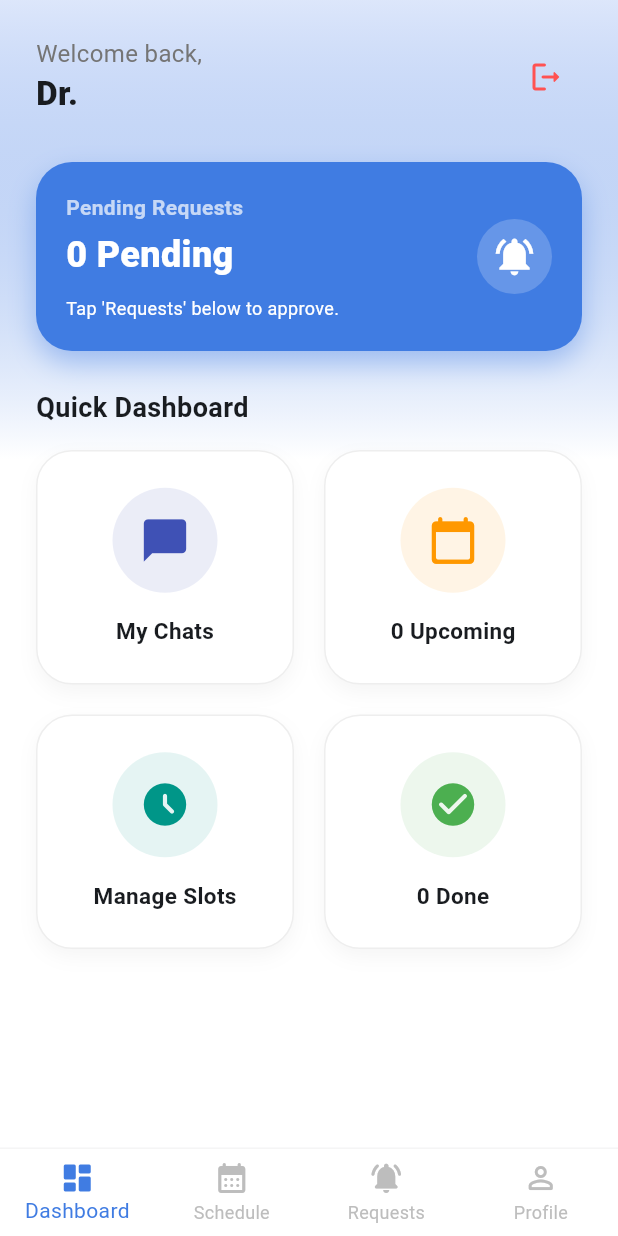
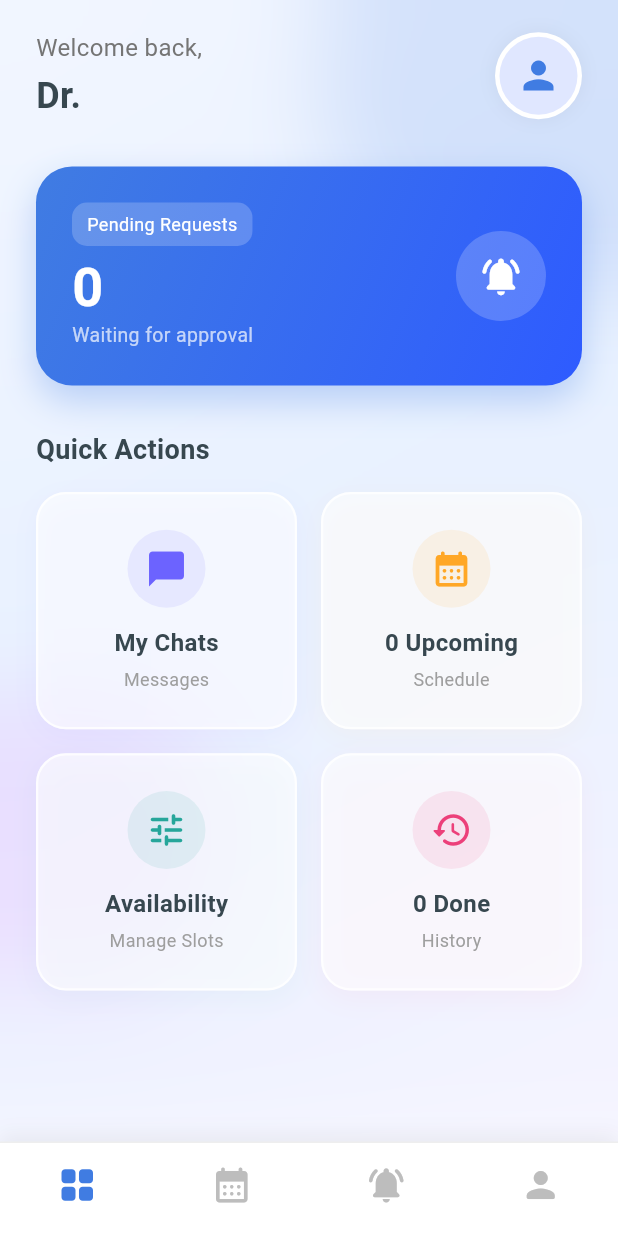
Before and after one commit to q-3amr/DocTime-App, a Flutter app: the screen it shows once a user with an empty profile is signed in, on a phone screen of 412 x 824 dp. Run offline on Flutter 3.47's test engine with Material 3 defaults, Android fonts, the phone set to English and light mode, and no system bars; our stand-ins replace cloud_firestore, firebase_auth, firebase_core; accounts and stored records are empty.

Commit message:
doctor home new ui

```diff
--- a/doctime/lib/screens/doctors/doctor_home_screen.dart
+++ b/doctime/lib/screens/doctors/doctor_home_screen.dart
@@ -1,13 +1,16 @@
 import 'package:flutter/material.dart';
 import 'package:firebase_auth/firebase_auth.dart';
 import 'package:cloud_firestore/cloud_firestore.dart';
+import 'dart:ui'; // Required for Blur
+
+// Ensure these imports are correct for your project structure
 import '../../services/auth_service.dart';
 import '../auth/login_screen.dart';
 import '../common/schedule_screen.dart';
 import '../common/profile_screen.dart';
 import 'doctor_requests_screen.dart';
 import 'manage_slots_screen.dart';
-import '../common/chats_list_screen.dart'; // 👈 تأكد من وجود الملف
+import '../common/chats_list_screen.dart';
 
 class DoctorHomeScreen extends StatefulWidget {
   const DoctorHomeScreen({super.key});
@@ -20,6 +23,9 @@ class _DoctorHomeScreenState extends State<DoctorHomeScreen> {
   int _selectedIndex = 0;
   final User? user = FirebaseAuth.instance.currentUser;
 
+  // Your primary blue color
+  final Color primaryBlue = const Color(0xFF407CE2);
+
   final List<Widget> _pages = [
     const DoctorDashboard(),
     const ScheduleScreen(),
@@ -30,26 +36,43 @@ class _DoctorHomeScreenState extends State<DoctorHomeScreen> {
   @override
   Widget build(BuildContext context) {
     return Scaffold(
-      backgroundColor: Colors.white,
+      extendBody: false, // Set to false for standard bottom bar behavior
       body: IndexedStack(index: _selectedIndex, children: _pages),
+
+      // --- Standard Default Bottom Bar ---
       bottomNavigationBar: Container(
         decoration: BoxDecoration(
           color: Colors.white,
-          border: Border(top: BorderSide(color: Colors.grey.shade100, width: 1)),
+          border: Border(top: BorderSide(color: Colors.grey.shade200)),
+          boxShadow: [
+            BoxShadow(
+              color: Colors.black.withOpacity(0.05),
+              blurRadius: 10,
+              offset: const Offset(0, -5)
+            )
+          ],
         ),
         child: BottomNavigationBar(
           backgroundColor: Colors.white,
           elevation: 0,
           type: BottomNavigationBarType.fixed,
-          selectedItemColor: const Color(0xFF407CE2),
+
+          selectedItemColor: primaryBlue,
           unselectedItemColor: Colors.grey.shade400,
+
+          // Using standard labels or hidden based on your preference.
+          // Kept hidden here for cleaner look, change to true if you want text.
+          showSelectedLabels: false,
+          showUnselectedLabels: false,
+
           currentIndex: _selectedIndex,
           onTap: (index) => setState(() => _selectedIndex = index),
+
           items: const [
-            BottomNavigationBarItem(icon: Icon(Icons.dashboard_rounded), label: "Dashboard"),
-            BottomNavigationBarItem(icon: Icon(Icons.calendar_month_rounded), label: "Schedule"),
-            BottomNavigationBarItem(icon: Icon(Icons.notifications_active_rounded), label: "Requests"),
-            BottomNavigationBarItem(icon: Icon(Icons.person_outline_rounded), label: "Profile"),
+            BottomNavigationBarItem(icon: Icon(Icons.grid_view_rounded, size: 28), label: "Home"),
+            BottomNavigationBarItem(icon: Icon(Icons.calendar_month_rounded, size: 28), label: "Schedule"),
+            BottomNavigationBarItem(icon: Icon(Icons.notifications_active_rounded, size: 28), label: "Requests"),
+            BottomNavigationBarItem(icon: Icon(Icons.person_rounded, size: 28), label: "Profile"),
           ],
         ),
       ),
@@ -68,140 +91,256 @@ class DoctorDashboard extends StatelessWidget {
     return Scaffold(
       body: Stack(
         children: [
+          // 1. Rich Background (Gradient + Blobs)
           Container(
-            decoration: BoxDecoration(
+            decoration: const BoxDecoration(
               gradient: LinearGradient(
-                begin: Alignment.topCenter,
-                end: Alignment.bottomCenter,
-                colors: [primaryBlue.withOpacity(0.15), Colors.white],
-                stops: const [0.0, 0.4],
+                begin: Alignment.topLeft,
+                end: Alignment.bottomRight,
+                colors: [
+                  Color(0xFFF2F6FF), // Light Blue
+                  Color(0xFFE8F1FF), // Bluish White
+                  Color(0xFFF5F3FF), // Faint Purple
+                ],
               ),
             ),
           ),
 
+          // Decorative Blob 1
+          Positioned(
+            top: -100,
+            right: -100,
+            child: Container(
+              width: 300,
+              height: 300,
+              decoration: BoxDecoration(
+                shape: BoxShape.circle,
+                color: primaryBlue.withOpacity(0.15),
+              ),
+            ),
+          ),
+          // Decorative Blob 2
+          Positioned(
+            bottom: 100,
+            left: -50,
+            child: Container(
+              width: 200,
+              height: 200,
+              decoration: BoxDecoration(
+                shape: BoxShape.circle,
+                color: Colors.purpleAccent.withOpacity(0.1),
+              ),
+            ),
+          ),
+          // Blur Effect
+          BackdropFilter(
+            filter: ImageFilter.blur(sigmaX: 30, sigmaY: 30),
+            child: Container(color: Colors.transparent),
+          ),
+
+          // 2. Main Content
           SafeArea(
-            child: Padding(
-              padding: const EdgeInsets.all(24.0),
+            child: SingleChildScrollView(
+              padding: const EdgeInsets.symmetric(horizontal: 24, vertical: 20),
               child: Column(
                 crossAxisAlignment: CrossAxisAlignment.start,
                 children: [
-                  // Header
+
+                  // --- Header: Text Left, Picture Right ---
                   Row(
                     mainAxisAlignment: MainAxisAlignment.spaceBetween,
                     children: [
-                      Column(
+                      // Welcome Text & Name
+                      Expanded(
+                        child: Column(
                           crossAxisAlignment: CrossAxisAlignment.start,
                           children: [
-                          Text("Welcome back,", style: TextStyle(color: Colors.grey.shade600, fontSize: 16)),
+                            Text(
+                              "Welcome back,",
+                              style: TextStyle(color: Colors.grey.shade600, fontSize: 16),
+                            ),
+                            const SizedBox(height: 4),
                             FutureBuilder<DocumentSnapshot>(
                               future: FirebaseFirestore.instance.collection('doctors').doc(user?.uid).get(),
                               builder: (context, snapshot) {
-                              String name = snapshot.data?['name'] ?? "Doctor";
-                              return Text("Dr. $name", style: const TextStyle(fontSize: 22, fontWeight: FontWeight.w900));
+                                // Loading State
+                                if (snapshot.connectionState == ConnectionState.waiting) {
+                                  return Container(
+                                    width: 100, height: 24,
+                                    decoration: BoxDecoration(color: Colors.grey.shade300, borderRadius: BorderRadius.circular(4))
+                                  );
+                                }
+                                String name = "Doctor";
+                                if (snapshot.hasData && snapshot.data != null && snapshot.data!.exists) {
+                                  name = snapshot.data!.get('name') ?? "Doctor";
+                                }
+                                return Text(
+                                  "Dr. $name",
+                                  style: TextStyle(
+                                    fontSize: 24,
+                                    fontWeight: FontWeight.bold,
+                                    color: Colors.blueGrey.shade800,
+                                  ),
+                                  overflow: TextOverflow.ellipsis,
+                                );
                               },
                             ),
                           ],
                         ),
-                      IconButton(
-                        icon: const Icon(Icons.logout_rounded, color: Colors.redAccent),
-                        onPressed: () async {
-                           await AuthService().signOut();
-                           if (context.mounted) {
-                             Navigator.of(context).pushAndRemoveUntil(
-                               MaterialPageRoute(builder: (c) => const LoginScreen()), (route) => false
-                             );
-                           }
-                        },
-                      )
+                      ),
+
+                      // User Picture (Replaces Logo)
+                      Container(
+                        padding: const EdgeInsets.all(3),
+                        decoration: BoxDecoration(
+                          color: Colors.white,
+                          shape: BoxShape.circle,
+                          boxShadow: [BoxShadow(color: Colors.black.withOpacity(0.05), blurRadius: 10)],
+                        ),
+                        child: CircleAvatar(
+                          radius: 26,
+                          backgroundColor: const Color(0xFFE0E7FF),
+                          child: Icon(Icons.person, color: primaryBlue, size: 30),
+                        ),
+                      ),
                     ],
                   ),
 
                   const SizedBox(height: 30),
 
-                  // Stats & Data
+                  // --- Notification Banner (Glassmorphism) ---
                   StreamBuilder<QuerySnapshot>(
                     stream: FirebaseFirestore.instance
                         .collection('appointments')
                         .where('doctor_id', isEqualTo: user?.uid)
                         .snapshots(),
                     builder: (context, snapshot) {
-                      if (!snapshot.hasData) return const Center(child: CircularProgressIndicator());
+                      // Loading State for Banner
+                      if (snapshot.connectionState == ConnectionState.waiting) {
+                        return const Center(child: CircularProgressIndicator());
+                      }
+
+                      int pendingCount = 0;
+                      if (snapshot.hasData) {
+                        var docs = snapshot.data!.docs;
+                        pendingCount = docs.where((d) => d['status'] == 'pending').length;
+                      }
+
+                      return Container(
+                        width: double.infinity,
+                        padding: const EdgeInsets.all(24),
+                        decoration: BoxDecoration(
+                          gradient: LinearGradient(
+                            colors: [primaryBlue, const Color(0xFF2E5BFF)],
+                            begin: Alignment.topLeft,
+                            end: Alignment.bottomRight,
+                          ),
+                          borderRadius: BorderRadius.circular(24),
+                          boxShadow: [
+                            BoxShadow(color: primaryBlue.withOpacity(0.3), blurRadius: 20, offset: const Offset(0, 10)),
+                          ],
+                        ),
+                        child: Row(
+                          mainAxisAlignment: MainAxisAlignment.spaceBetween,
+                          children: [
+                            Column(
+                              crossAxisAlignment: CrossAxisAlignment.start,
+                              children: [
+                                Container(
+                                  padding: const EdgeInsets.symmetric(horizontal: 10, vertical: 6),
+                                  decoration: BoxDecoration(
+                                    color: Colors.white.withOpacity(0.2),
+                                    borderRadius: BorderRadius.circular(10),
+                                  ),
+                                  child: const Text("Pending Requests", style: TextStyle(color: Colors.white, fontSize: 12)),
+                                ),
+                                const SizedBox(height: 10),
+                                Text("$pendingCount", style: const TextStyle(fontSize: 36, fontWeight: FontWeight.bold, color: Colors.white, height: 1)),
+                                const SizedBox(height: 4),
+                                const Text("Waiting for approval", style: TextStyle(color: Colors.white70, fontSize: 13)),
+                              ],
+                            ),
+                            Container(
+                              height: 60,
+                              width: 60,
+                              decoration: BoxDecoration(
+                                color: Colors.white.withOpacity(0.2),
+                                shape: BoxShape.circle,
+                              ),
+                              child: const Icon(Icons.notifications_active_rounded, color: Colors.white, size: 30),
+                            ),
+                          ],
+                        ),
+                      );
+                    },
+                  ),
+
+                  const SizedBox(height: 30),
+
+                  // --- Quick Actions Grid ---
+                  Text(
+                    "Quick Actions",
+                    style: TextStyle(fontSize: 18, fontWeight: FontWeight.bold, color: Colors.blueGrey.shade800),
+                  ),
+                  const SizedBox(height: 15),
+
+                  StreamBuilder<QuerySnapshot>(
+                    stream: FirebaseFirestore.instance.collection('appointments').where('doctor_id', isEqualTo: user?.uid).snapshots(),
+                    builder: (context, snapshot) {
+                       // Loading check to prevent white screen/crash
+                       if (!snapshot.hasData) {
+                         return const Center(child: CircularProgressIndicator());
+                       }
 
                        var docs = snapshot.data!.docs;
-                      int pendingCount = docs.where((d) => d['status'] == 'pending').length;
+                       int upcomingCount = docs.where((d) => d['status'] == 'accepted').length;
                        int completedCount = docs.where((d) => d['status'] == 'completed').length;
-                      int upcomingCount = docs.where((d) => d['status'] == 'accepted').length;
 
-                      return Column(
-                        children: [
-                          // Banner
-                          Container(
-                            width: double.infinity,
-                            padding: const EdgeInsets.all(20),
-                            decoration: BoxDecoration(
-                              color: primaryBlue,
-                              borderRadius: BorderRadius.circular(24),
-                              boxShadow: [BoxShadow(color: primaryBlue.withOpacity(0.4), blurRadius: 15, offset: const Offset(0, 8))],
-                            ),
-                            child: Row(
-                              children: [
-                                Expanded(
-                                  child: Column(
-                                    crossAxisAlignment: CrossAxisAlignment.start,
-                                    children: [
-                                      const Text("Pending Requests", style: TextStyle(color: Colors.white70, fontWeight: FontWeight.bold)),
-                                      const SizedBox(height: 5),
-                                      Text("$pendingCount Pending", style: const TextStyle(color: Colors.white, fontSize: 24, fontWeight: FontWeight.w900)),
-                                      const SizedBox(height: 10),
-                                      const Text("Tap 'Requests' below to approve.", style: TextStyle(color: Colors.white, fontSize: 12)),
-                                    ],
-                                  ),
-                                ),
-                                Container(
-                                  padding: const EdgeInsets.all(10),
-                                  decoration: BoxDecoration(color: Colors.white.withOpacity(0.2), shape: BoxShape.circle),
-                                  child: const Icon(Icons.notifications_active, color: Colors.white, size: 30),
-                                )
-                              ],
-                            ),
-                          ),
-
-                          const SizedBox(height: 25),
-                          const Align(alignment: Alignment.centerLeft, child: Text("Quick Dashboard", style: TextStyle(fontSize: 18, fontWeight: FontWeight.bold))),
-                          const SizedBox(height: 15),
-
-                          // Grid Cards (Unified Design)
-                          GridView.count(
+                      return GridView.count(
                         shrinkWrap: true,
                         physics: const NeverScrollableScrollPhysics(),
                         crossAxisCount: 2,
-                            crossAxisSpacing: 20, // زدنا المسافات زي المريض
-                            mainAxisSpacing: 20,
+                        crossAxisSpacing: 16,
+                        mainAxisSpacing: 16,
                         childAspectRatio: 1.1,
                         children: [
-                              // 1️⃣ زر الشات (بدل Total Patients)
-                              _buildActionBtn(context, Icons.chat_bubble_rounded, "My Chats", Colors.indigo, () {
-                                Navigator.push(context, MaterialPageRoute(builder: (c) => const ChatsListScreen()));
-                              }),
-
-                              // 2️⃣ المواعيد القادمة (Stat)
-                              _buildActionBtn(context, Icons.calendar_today_rounded, "$upcomingCount Upcoming", Colors.orange, () {
-                                // ممكن نوديه عالجدول
-                              }),
-
-                              // 3️⃣ زر إدارة الأوقات (تصميم موحد ومريح للعين)
-                              _buildActionBtn(context, Icons.access_time_filled_rounded, "Manage Slots", Colors.teal, () {
-                                Navigator.push(context, MaterialPageRoute(builder: (c) => const ManageSlotsScreen()));
-                              }),
-
-                              // 4️⃣ المواعيد المكتملة (Stat)
-                              _buildActionBtn(context, Icons.check_circle_rounded, "$completedCount Done", Colors.green, () {}),
-                            ],
+                          _buildGlassCard(
+                            context,
+                            Icons.chat_bubble_rounded,
+                            "My Chats",
+                            "Messages",
+                            const Color(0xFF6C63FF),
+                            () => Navigator.push(context, MaterialPageRoute(builder: (c) => const ChatsListScreen())),
+                          ),
+                          _buildGlassCard(
+                            context,
+                            Icons.calendar_month_rounded,
+                            "$upcomingCount Upcoming",
+                            "Schedule",
+                            const Color(0xFFFFA726),
+                            () {},
+                          ),
+                          _buildGlassCard(
+                            context,
+                            Icons.tune_rounded,
+                            "Availability",
+                            "Manage Slots",
+                            const Color(0xFF26A69A),
+                            () => Navigator.push(context, MaterialPageRoute(builder: (c) => const ManageSlotsScreen())),
+                          ),
+                          _buildGlassCard(
+                            context,
+                            Icons.history_rounded,
+                            "$completedCount Done",
+                            "History",
+                            const Color(0xFFEC407A),
+                            () {},
                           ),
                         ],
                       );
-                    },
+                    }
                   ),
+                  const SizedBox(height: 40),
                 ],
               ),
             ),
@@ -211,27 +350,40 @@ class DoctorDashboard extends StatelessWidget {
     );
   }
 
-  // 🎨 هذا الودجت ماخذ نفس تصميم المريض 100% (ظلال وبوردر)
-  Widget _buildActionBtn(BuildContext context, IconData icon, String title, Color color, VoidCallback onTap) {
+  // Glass Card Widget
+  Widget _buildGlassCard(BuildContext context, IconData icon, String title, String subtitle, Color color, VoidCallback onTap) {
     return GestureDetector(
       onTap: onTap,
       child: Container(
         decoration: BoxDecoration(
-          color: Colors.white,
-          borderRadius: BorderRadius.circular(24), // نفس المريض
-          border: Border.all(color: Colors.grey.shade200), // نفس المريض
-          boxShadow: [BoxShadow(color: Colors.grey.withOpacity(0.1), blurRadius: 10, offset: const Offset(0, 5))], // نفس المريض
+          color: Colors.white.withOpacity(0.6), // Glass effect
+          borderRadius: BorderRadius.circular(20),
+          border: Border.all(color: Colors.white.withOpacity(0.8), width: 1.5),
+          boxShadow: [
+            BoxShadow(color: color.withOpacity(0.05), blurRadius: 15, offset: const Offset(0, 5)),
+          ],
         ),
         child: Column(
           mainAxisAlignment: MainAxisAlignment.center,
           children: [
             Container(
-              padding: const EdgeInsets.all(18),
-              decoration: BoxDecoration(color: color.withOpacity(0.1), shape: BoxShape.circle),
-              child: Icon(icon, color: color, size: 34),
+              padding: const EdgeInsets.all(12),
+              decoration: BoxDecoration(
+                color: color.withOpacity(0.1),
+                shape: BoxShape.circle,
               ),
-            const SizedBox(height: 15),
-            Text(title, style: const TextStyle(fontWeight: FontWeight.bold, fontSize: 15)),
+              child: Icon(icon, color: color, size: 28),
+            ),
+            const SizedBox(height: 12),
+            Text(
+              title,
+              style: TextStyle(fontWeight: FontWeight.bold, fontSize: 16, color: Colors.blueGrey.shade800),
+            ),
+            const SizedBox(height: 4),
+            Text(
+              subtitle,
+              style: TextStyle(fontSize: 12, color: Colors.grey.shade500),
+            ),
           ],
         ),
       ),
```
Lines whose indentation alone changed are shown as unchanged.
